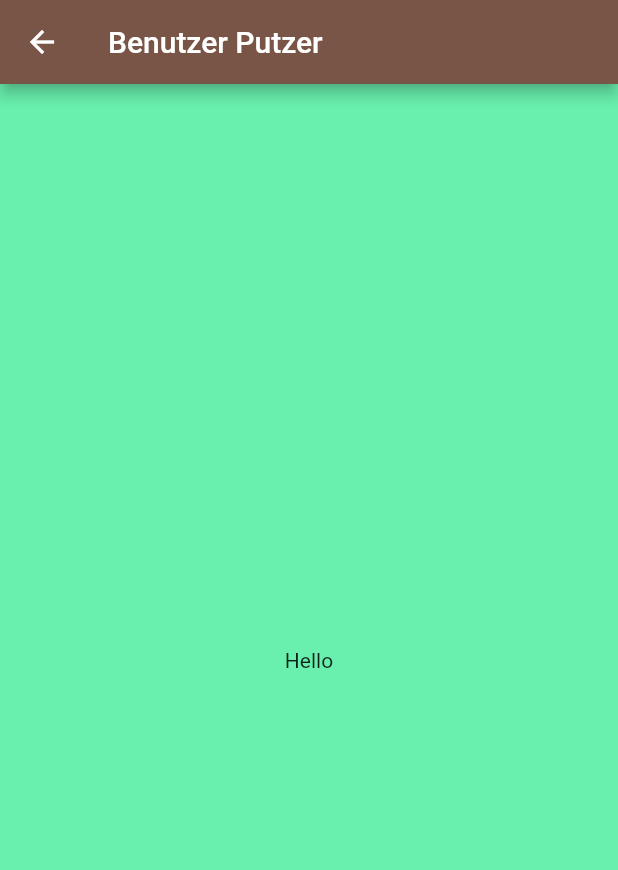
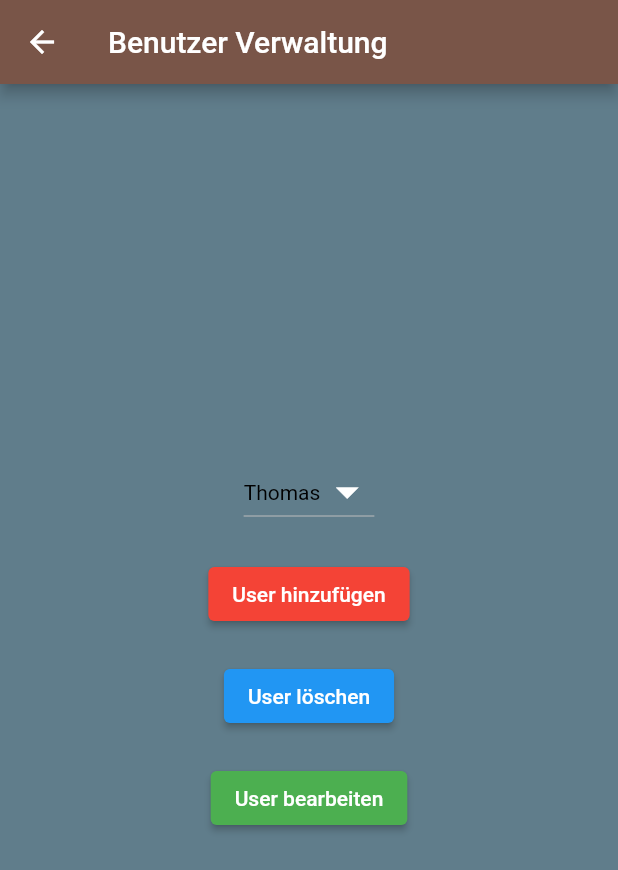
Before and after one commit to Igneele91/bmiV6-app, a Flutter app: the UserPage screen opened directly, on a phone screen of 412 x 824 dp. Shown: the top 870 px of the screen. Run offline on Flutter 3.47's test engine with Material 2 defaults, Android fonts, the phone set to English and light mode, and no system bars; our stand-ins replace sqflite; accounts and stored records are empty.

Commit message:
Start push user 2 finish

```diff
--- a/bmi_app_flutter-master/lib/calculator/bmi_calculator_page.dart
+++ b/bmi_app_flutter-master/lib/calculator/bmi_calculator_page.dart
@@ -27,7 +27,7 @@ class _BmiCalculatorPageState extends State<BmiCalculatorPage> {
   Widget build(BuildContext context) {
     // Build a Form widget using the _formKey created above.
     return Scaffold(
-        backgroundColor: Colors.greenAccent,
+        backgroundColor: Colors.blueGrey,
         appBar: AppBar(
           title: const Text('BMI Calculator'),
           backgroundColor: Colors.brown,
@@ -48,6 +48,11 @@ class _BmiCalculatorPageState extends State<BmiCalculatorPage> {
                   ],
                   decoration: const InputDecoration(
                     border: OutlineInputBorder(),
+                    // hintergrund farbe weiss der textfelder
+                    fillColor: Colors.white,
+                    filled: true,
+                    // schriftfarbe der labeltexte schwarze schrift
+                    labelStyle: TextStyle(color: Colors.black),
                     labelText: 'My Height (in cm)',
                   ),
                   validator: (value) {
@@ -70,6 +75,9 @@ class _BmiCalculatorPageState extends State<BmiCalculatorPage> {
                   ],
                   decoration: const InputDecoration(
                     border: OutlineInputBorder(),
+                    fillColor: Colors.white,
+                    filled: true,
+                    labelStyle: TextStyle(color: Colors.black),
                     labelText: 'My Weight (in kg)',
                   ),
                   validator: (value) {
--- a/bmi_app_flutter-master/lib/rating/bmi_rating_detail_page.dart
+++ b/bmi_app_flutter-master/lib/rating/bmi_rating_detail_page.dart
@@ -24,7 +24,7 @@ class _BmiRatingDetailPageState extends State<BmiRatingDetailPage> {
         backgroundColor: Colors.brown,
       ),
       body: Column(
-        children: <Widget>[
+        children: [
           const SizedBox(height: 150),
           Center(
             child: Text(
--- a/bmi_app_flutter-master/lib/users/users.dart
+++ b/bmi_app_flutter-master/lib/users/users.dart
@@ -7,18 +7,66 @@ class UserPage extends StatelessWidget {
   Widget build(BuildContext context) {
     return Scaffold(
       appBar: AppBar(
-        title: const Text('Benutzer Putzer'),
+        title: const Text('Benutzer Verwaltung'),
         backgroundColor: Colors.brown,
       ),
       body: Center(
         child: Container(
           width: double.infinity,
           height: double.infinity,
-          color: Colors.greenAccent,
+          color: Colors.blueGrey,
           child: Column(
             mainAxisAlignment: MainAxisAlignment.center,
-            children: const <Widget>[
-              Text("Hello"),
+            children: [
+              DropdownButton(
+                items: const [
+                  DropdownMenuItem(
+                    child: Text('Thomas'),
+                    value: 1,
+                  ),
+                  DropdownMenuItem(
+                    child: Text('Nadine'),
+                    value: 2,
+                  ),
+                  DropdownMenuItem(
+                    child: Text('Lara'),
+                    value: 3,
+                  ),
+                ],
+                onChanged: (value) {},
+                value: 1,
+                dropdownColor: Colors.greenAccent,
+                icon: const Icon(Icons.arrow_drop_down),
+                iconEnabledColor: Colors.white,
+                iconSize: 36,
+                elevation: 16,
+                style: const TextStyle(color: Colors.black),
+              ),
+              const SizedBox(height: 20),
+              ElevatedButton(
+                onPressed: () {},
+                child: const Text('User hinzufügen'),
+                style: ElevatedButton.styleFrom(
+                  backgroundColor: Colors.red,
+                ),
+              ),
+              const SizedBox(height: 20),
+              ElevatedButton(
+                onPressed: () {},
+                child: const Text('User löschen'),
+                style: ElevatedButton.styleFrom(
+                  backgroundColor: Colors.blue,
+                ),
+              ),
+              const SizedBox(height: 20),
+              ElevatedButton(
+                onPressed: () {},
+                child: const Text('User bearbeiten'),
+                style: ElevatedButton.styleFrom(
+                  backgroundColor: Colors.green,
+                ),
+              ),
+              const SizedBox(height: 20),
             ],
           ),
         ),
```
